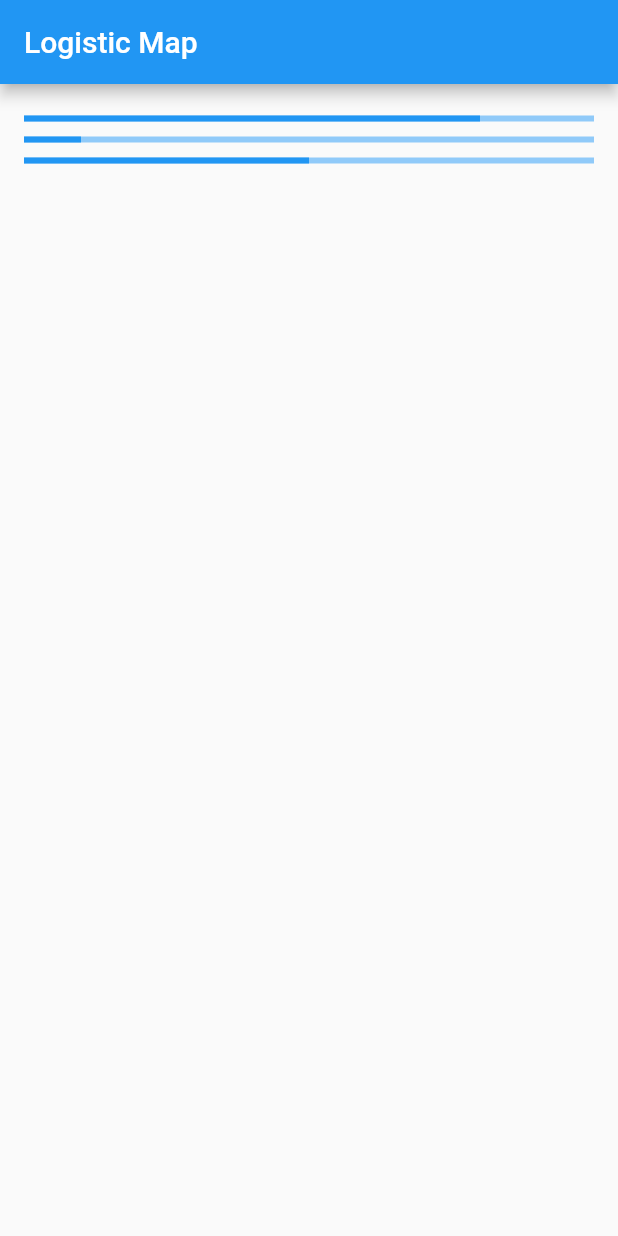
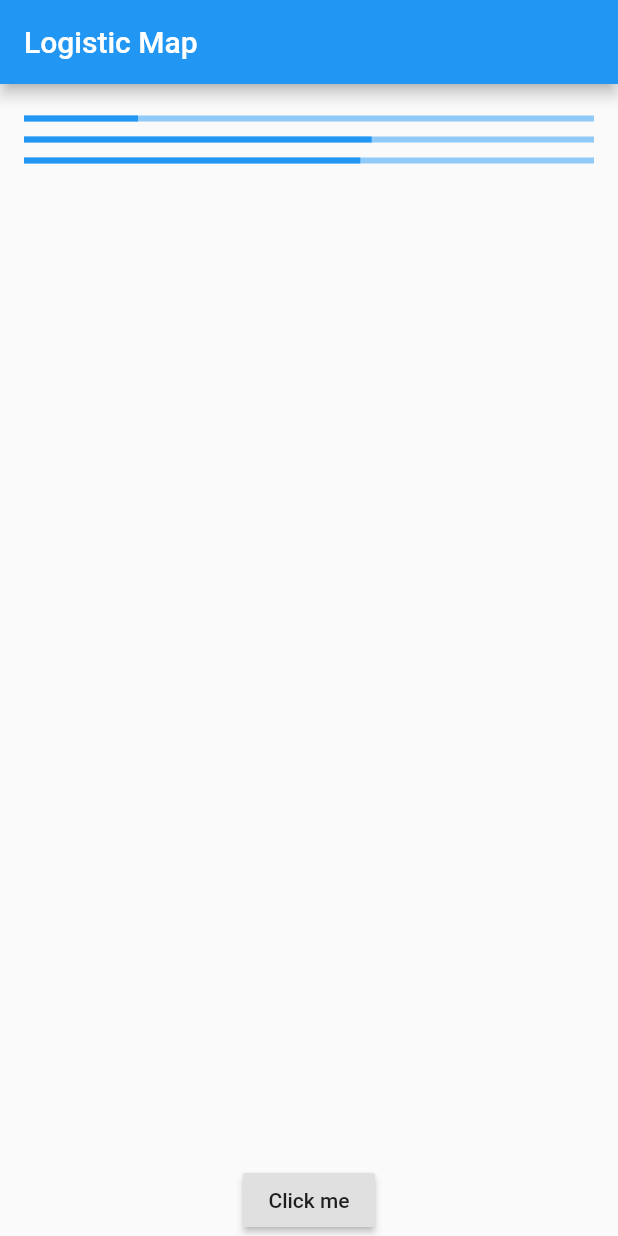
Before and after one commit to JHu2018/jhacks2020, a Flutter app: the screen it shows after launch, on a phone screen of 412 x 824 dp. Run offline on Flutter 3.47's test engine with Material 2 defaults, Android fonts, the phone set to English and light mode, and no system bars.

Commit message:
Add logistic map

```diff
--- a/lib/main.dart
+++ b/lib/main.dart
@@ -25,23 +25,36 @@ class PopulationList extends StatefulWidget {
 }
 
 class PopulationListState extends State<PopulationList> {
-  void initState() {
-    super.initState();
-  }
+  final List<double> progress = <double>[0.2, 0.61, 0.59];
+  final double r = 2.4;
 
   @override
   Widget build(BuildContext context) {
-    var progress = [0.8, 0.1, 0.5];
-
-    return ListView.builder(
+    return Column(
+      children: <Widget>[
+        Expanded(
+          child: ListView.builder(
             padding: const EdgeInsets.all(16.0),
+            itemCount: progress.length,
             itemBuilder: (context, i) {
-          if (i < progress.length) {
               return Container(
                 margin: const EdgeInsets.only(top: 5.0, bottom: 5.0),
                 child: LinearProgressIndicator(value: progress[i].toDouble()),
               );
+            },
+          ),
+        ),
+        RaisedButton(
+          onPressed: () {
+            setState(() {
+              for (var i = 0; i < progress.length; i++) {
+                progress[i] = r * progress[i] * (1 - progress[i]);
               }
             });
+          },
+          child: const Text("Click me"),
+        ),
+      ],
+    );
   }
 }
```
Also changed, not shown: 1 other file. Lines whose indentation alone changed are shown as unchanged.
